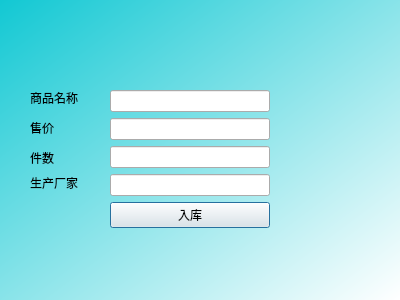
425zekunwang/QtHomeWork, file addgoods.ui: the form before one commit.
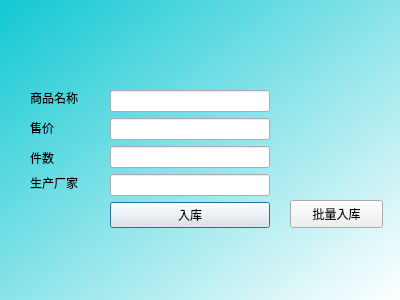
The form after the commit.

```diff
--- a/addgoods.ui
+++ b/addgoods.ui
@@ -112,12 +112,26 @@
     <string>生产厂家</string>
    </property>
   </widget>
+  <widget class="QPushButton" name="pushButton_2">
+   <property name="geometry">
+    <rect>
+     <x>290</x>
+     <y>200</y>
+     <width>93</width>
+     <height>28</height>
+    </rect>
+   </property>
+   <property name="text">
+    <string>批量入库</string>
+   </property>
+  </widget>
   <zorder>label_4</zorder>
   <zorder>verticalLayoutWidget</zorder>
   <zorder>label</zorder>
   <zorder>label_2</zorder>
   <zorder>label_3</zorder>
   <zorder>label_5</zorder>
+  <zorder>pushButton_2</zorder>
  </widget>
  <resources/>
  <connections/>
```
